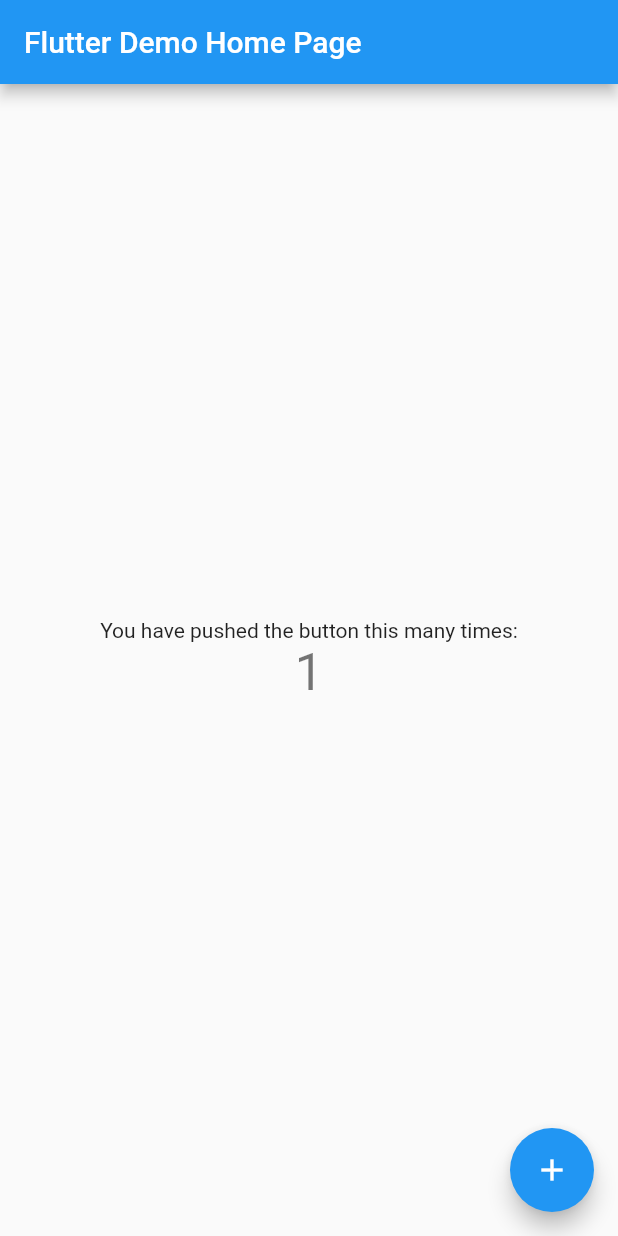
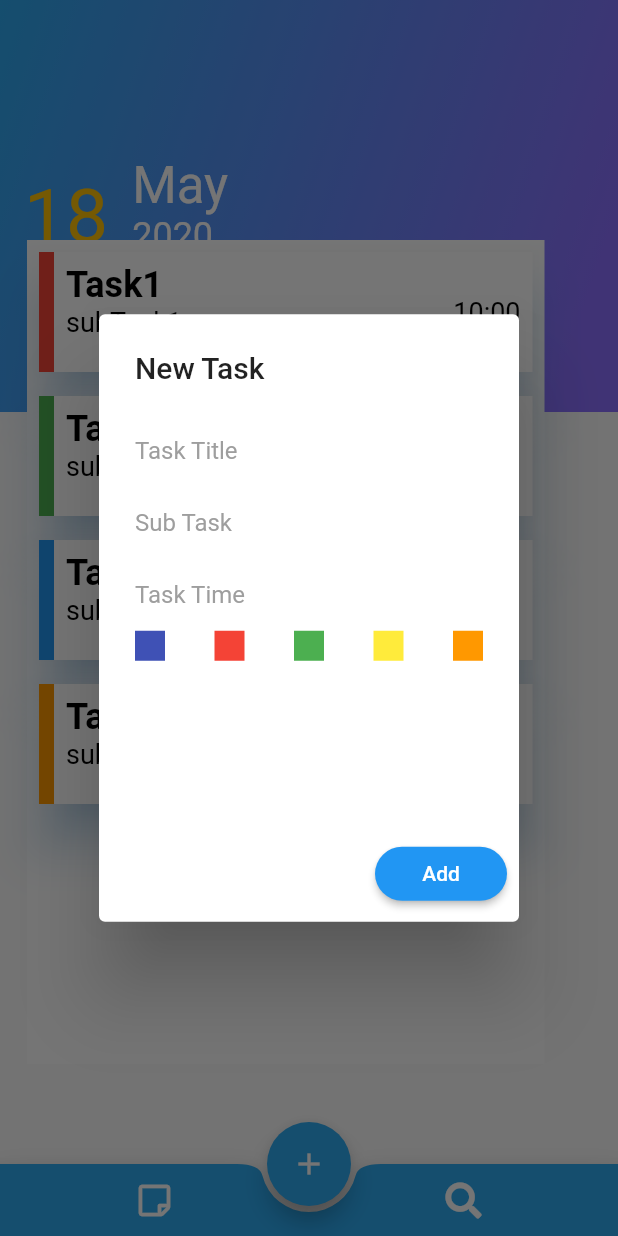
Before and after one commit to vinayakusername/FlutterHealthTechApp, a Flutter app: the MyHomePage screen opened directly, after a tap on the "add" icon, on a phone screen of 412 x 824 dp. Run offline on Flutter 3.47's test engine with Material 2 defaults, Android fonts, the phone set to English and light mode, and no system bars; our stand-ins replace font_awesome_flutter.

Commit message:
files Updated

```diff
--- a/lib/main.dart
+++ b/lib/main.dart
@@ -1,4 +1,5 @@
 import 'package:flutter/material.dart';
+import 'package:health_tech_app1/views/widget_HomePage.dart';
 
 void main() => runApp(MyApp());
 
@@ -9,103 +10,10 @@ class MyApp extends StatelessWidget {
     return MaterialApp(
       title: 'Flutter Demo',
       theme: ThemeData(
-        // This is the theme of your application.
-        //
-        // Try running your application with "flutter run". You'll see the
-        // application has a blue toolbar. Then, without quitting the app, try
-        // changing the primarySwatch below to Colors.green and then invoke
-        // "hot reload" (press "r" in the console where you ran "flutter run",
-        // or simply save your changes to "hot reload" in a Flutter IDE).
-        // Notice that the counter didn't reset back to zero; the application
-        // is not restarted.
+
         primarySwatch: Colors.blue,
       ),
-      home: MyHomePage(title: 'Flutter Demo Home Page'),
+      home: MyHomePage(title: 'Flutter Dismissible Widget'),
     );
   }
 }
-
-class MyHomePage extends StatefulWidget {
-  MyHomePage({Key key, this.title}) : super(key: key);
-
-  // This widget is the home page of your application. It is stateful, meaning
-  // that it has a State object (defined below) that contains fields that affect
-  // how it looks.
-
-  // This class is the configuration for the state. It holds the values (in this
-  // case the title) provided by the parent (in this case the App widget) and
-  // used by the build method of the State. Fields in a Widget subclass are
-  // always marked "final".
-
-  final String title;
-
-  @override
-  _MyHomePageState createState() => _MyHomePageState();
-}
-
-class _MyHomePageState extends State<MyHomePage> {
-  int _counter = 0;
-
-  void _incrementCounter() {
-    setState(() {
-      // This call to setState tells the Flutter framework that something has
-      // changed in this State, which causes it to rerun the build method below
-      // so that the display can reflect the updated values. If we changed
-      // _counter without calling setState(), then the build method would not be
-      // called again, and so nothing would appear to happen.
-      _counter++;
-    });
-  }
-
-  @override
-  Widget build(BuildContext context) {
-    // This method is rerun every time setState is called, for instance as done
-    // by the _incrementCounter method above.
-    //
-    // The Flutter framework has been optimized to make rerunning build methods
-    // fast, so that you can just rebuild anything that needs updating rather
-    // than having to individually change instances of widgets.
-    return Scaffold(
-      appBar: AppBar(
-        // Here we take the value from the MyHomePage object that was created by
-        // the App.build method, and use it to set our appbar title.
-        title: Text(widget.title),
-      ),
-      body: Center(
-        // Center is a layout widget. It takes a single child and positions it
-        // in the middle of the parent.
-        child: Column(
-          // Column is also a layout widget. It takes a list of children and
-          // arranges them vertically. By default, it sizes itself to fit its
-          // children horizontally, and tries to be as tall as its parent.
-          //
-          // Invoke "debug painting" (press "p" in the console, choose the
-          // "Toggle Debug Paint" action from the Flutter Inspector in Android
-          // Studio, or the "Toggle Debug Paint" command in Visual Studio Code)
-          // to see the wireframe for each widget.
-          //
-          // Column has various properties to control how it sizes itself and
-          // how it positions its children. Here we use mainAxisAlignment to
-          // center the children vertically; the main axis here is the vertical
-          // axis because Columns are vertical (the cross axis would be
-          // horizontal).
-          mainAxisAlignment: MainAxisAlignment.center,
-          children: <Widget>[
-            Text(
-              'You have pushed the button this many times:',
-            ),
-            Text(
-              '$_counter',
-              style: Theme.of(context).textTheme.display1,
-            ),
-          ],
-        ),
-      ),
-      floatingActionButton: FloatingActionButton(
-        onPressed: _incrementCounter,
-        tooltip: 'Increment',
-        child: Icon(Icons.add),
-      ), // This trailing comma makes auto-formatting nicer for build methods.
-    );
-  }
-}
--- /dev/null
+++ b/lib/views/widget_HomePage.dart
@@ -0,0 +1,425 @@
+import 'package:flutter/material.dart';
+import 'package:font_awesome_flutter/font_awesome_flutter.dart';
+import 'package:health_tech_app1/views/widget_Task.dart';
+
+class MyHomePage extends StatefulWidget {
+  MyHomePage({Key key, this.title}) : super(key: key);
+
+
+  final String title;
+
+  @override
+  _MyHomePageState createState() => _MyHomePageState();
+}
+
+class _MyHomePageState extends State<MyHomePage> {
+
+  final List<Task> task = new List();
+
+
+  @override
+  void initState()
+  {
+    super.initState();
+       setState(()
+       {
+         task.add(new Task("Task1","subTask1","10:00",Colors.red));
+         task.add(new Task("Task2","subTask2","11:00",Colors.green));
+         task.add(new Task("Task3","subTask3","12:00",Colors.blue));
+         task.add(new Task("Task4","subTask4","13:00",Colors.orange));
+       });
+  }
+
+  @override
+  Widget build(BuildContext context) {
+
+    return Scaffold(
+     body:Container(
+
+       width:MediaQuery.of(context).size.width,
+       height: MediaQuery.of(context).size.height,
+
+       child: Stack(
+         children: <Widget>
+         [
+            Positioned(
+              child: Container
+              (
+                width: MediaQuery.of(context).size.width,
+                height: MediaQuery.of(context).size.height/3,
+                decoration: BoxDecoration
+                (
+                  color: Color(0xff5a348b),
+                  gradient: LinearGradient(
+                    colors: [Color(0xff8b70fe),Color(0xff2da9ef)],
+                    begin: Alignment.centerRight,
+                    end: Alignment(-1.0, -1.0),
+                    ),
+                ),
+                child: _myHeaderContent(),
+              ),
+
+              ),
+
+          Positioned(
+            top: 160,
+            left: 18.0,
+            child: Container(
+               color: Colors.white,
+               width: 345.0,
+               height: MediaQuery.of(context).size.height/1.5,
+               child: ListView.builder(
+                 itemCount: task.length,
+                 itemBuilder: (context,position){
+
+                            return Dismissible(
+                              key: Key(task[position].toString()),
+                              background: _myHiddenContainer(task[position].taskStatus),
+                              child: _myListContainer(task[position].taskName,task[position].subTask,
+                                                      task[position].taskTime,task[position].taskStatus),
+
+                              onDismissed: (direction)
+                              {
+                                if(direction==DismissDirection.startToEnd)
+                                {
+                                  Scaffold.of(context).showSnackBar(
+                                    SnackBar(content:Text('Delete')));
+
+                                if(task.contains(task.removeAt(position)))
+                                {
+                                  setState(() {
+                                    task.remove(task.removeAt(position));
+                                  });
+                                }
+                                }
+                                else
+                                {
+                                  if(direction==DismissDirection.endToStart)
+                                  {
+                                    Scaffold.of(context).showSnackBar(
+                                      SnackBar(content: Text('Archive'),
+                                      ));
+                                  }
+                                }
+                              },
+                              );
+                 }),
+            ),
+            ),
+         ],
+       ),
+     ),
+
+     floatingActionButton: new FloatingActionButton(
+       backgroundColor: Color(0xff2da9ef),
+       foregroundColor: Color(0xffffffff),
+       tooltip: 'Increment',
+       child: new Icon(Icons.add),
+        onPressed: ()
+        {
+              showDialog
+              (
+                context: context,
+                builder:(BuildContext context)
+                {
+                  final taskval = TextEditingController();
+                  final subval = TextEditingController();
+                  final tasktime = TextEditingController();
+
+                  Color taskcolor;
+
+                  return AlertDialog
+                  (
+                        title: Text('New Task'),
+                        content: Container
+                        (
+                          height: 250.0,
+                          child: Column
+                          (
+                              children: <Widget>
+                              [
+                                Container
+                                (
+                                   child: TextField
+                                   (
+                                     controller: taskval,
+                                     textAlign: TextAlign.left,
+                                     decoration: InputDecoration
+                                     (
+                                        border: InputBorder.none,
+                                        hintText: 'Task Title',
+                                        hintStyle: TextStyle(color:Colors.grey),
+                                     ),
+                                   ),
+                                ),
+
+                                Container
+                                (
+                                   child: TextField
+                                   (
+                                     controller: subval,
+                                     textAlign: TextAlign.left,
+                                     decoration: InputDecoration
+                                     (
+                                        border: InputBorder.none,
+                                        hintText: 'Sub Task',
+                                        hintStyle: TextStyle(color:Colors.grey),
+                                     ),
+                                   ),
+                                ),
+
+                                Container
+                                (
+                                   child: TextField
+                                   (
+                                     controller: tasktime,
+                                     textAlign: TextAlign.left,
+                                     decoration: InputDecoration
+                                     (
+                                        border: InputBorder.none,
+                                        hintText: 'Task Time',
+                                        hintStyle: TextStyle(color:Colors.grey),
+                                     ),
+                                   ),
+                                ),
+
+                                Container
+                                (
+                                    child: Row
+                                    (
+                                      mainAxisAlignment: MainAxisAlignment.spaceBetween,
+                                      children: <Widget>
+                                      [
+                                        GestureDetector
+                                        (
+                                          onTap: (){taskcolor = Colors.indigo;},
+                                          child:Container
+                                          (
+                                              width: 20.0,
+                                              height: 20.0,
+                                              color: Colors.indigo,
+                                          ),
+                                        ),
+
+                                         GestureDetector
+                                        (
+                                          onTap: (){taskcolor = Colors.red;},
+                                          child:Container
+                                          (
+                                              width: 20.0,
+                                              height: 20.0,
+                                              color: Colors.red,
+                                          ),
+                                        ),
+
+                                         GestureDetector
+                                        (
+                                          onTap: (){taskcolor = Colors.green;},
+                                          child:Container
+                                          (
+                                              width: 20.0,
+                                              height: 20.0,
+                                              color: Colors.green,
+                                          ),
+                                        ),
+                                         GestureDetector
+                                        (
+                                          onTap: (){taskcolor = Colors.yellow;},
+                                          child:Container
+                                          (
+                                              width: 20.0,
+                                              height: 20.0,
+                                              color: Colors.yellow,
+                                          ),
+                                        ),
+
+                                         GestureDetector
+                                        (
+                                          onTap: (){taskcolor = Colors.orange;},
+                                          child:Container
+                                          (
+                                              width: 20.0,
+                                              height: 20.0,
+                                              color: Colors.orange,
+                                          ),
+                                        ),
+                                      ],
+                                    ),
+                                ),
+                              ],
+                          ),
+                          ),
+
+
+                        actions: <Widget>
+                        [
+                          RaisedButton
+                          (
+                            shape: RoundedRectangleBorder(borderRadius: BorderRadius.circular(30.0)),
+                            color: Colors.blue,
+                            child: Text('Add',style: TextStyle(color:Colors.white),),
+                            onPressed: ()
+                            {
+                              setState(() {
+                                task.add(new Task(taskval.text,subval.text,tasktime.text,taskcolor));
+                              });
+                              Navigator.pop(context);
+                            }
+                          ),
+                        ],
+                  );
+                }
+              );
+        },
+
+       ),
+
+      floatingActionButtonLocation: FloatingActionButtonLocation.centerDocked,
+      bottomNavigationBar: BottomAppBar(
+        color: Color(0xff2da9ef),
+        shape: CircularNotchedRectangle(),
+        child: Row(
+              mainAxisSize: MainAxisSize.max,
+              mainAxisAlignment: MainAxisAlignment.spaceAround,
+              children: <Widget>[
+                IconButton(
+                  icon: Icon(FontAwesomeIcons.stickyNote),
+                  color: Colors.white,
+                  onPressed: (){}
+                  ),
+
+                IconButton(
+                  icon: Icon(FontAwesomeIcons.search),
+                  color: Colors.white,
+                  onPressed: (){},
+                  )
+              ],
+        ),
+      ),
+    );
+  }
+
+  Widget _myHiddenContainer(Color taskColor){
+    return Container
+              (
+                height: MediaQuery.of(context).size.height,
+                color: taskColor,
+                child: Row(
+                  mainAxisAlignment: MainAxisAlignment.spaceBetween,
+                  children: <Widget>
+                  [
+                       Align(
+                          alignment: Alignment.centerLeft,
+                          child: IconButton(
+                            icon: Icon(FontAwesomeIcons.solidTrashAlt),
+                            color: Colors.white,
+                            onPressed: (){
+                              setState(() {
+
+                              });
+                            }
+                            ),
+                       ),
+
+                        Align(
+                          alignment: Alignment.centerRight,
+                          child: IconButton(
+                            icon: Icon(FontAwesomeIcons.archive),
+                            color: Colors.white,
+                            onPressed: (){
+                              setState(() {
+
+                              });
+                            }
+                            ),
+                       ),
+                  ],
+                ),
+              );
+  }
+  Widget _myListContainer(String taskName, String subTask,String taskTime,Color taskColor){
+
+         return Padding(
+           padding: const EdgeInsets.all(8.0),
+           child:Container(
+             height: 80.0,
+             child: Material(
+               color:Colors.white,
+               elevation:14.0,
+               shadowColor: Color(0x802196f3),
+               child: Container(
+                 child: Row(
+                   children: <Widget>[
+
+                     Container(
+                       height: 80.0,
+                       width: 10.0,
+                       color: taskColor,
+                     ),
+
+                     Expanded(
+                       child: Padding(
+                         padding: const EdgeInsets.all(8.0),
+                         child: Column(
+                           mainAxisAlignment: MainAxisAlignment.start,
+                           children: <Widget>[
+                             Align(
+                               alignment: Alignment.topLeft,
+                               child: Container(
+                                    child: Text(taskName,style:
+                                     TextStyle(fontSize:24.0,
+                                              color:Colors.black,
+                                              fontWeight: FontWeight.bold
+                                              ),
+                                              ),
+                               ),
+                             ),
+
+                              Align(
+                               alignment: Alignment.topLeft,
+                               child: Container(
+                                    child: Text(subTask,style:
+                                     TextStyle(fontSize:18.0,
+                                              color:Colors.black,
+
+                                              ),
+                                              ),
+                               ),
+                             ),
+                           ],
+                         ),
+                         ),
+                       ),
+
+                       Align(
+                        alignment: Alignment.centerRight,
+                        child: Padding(
+                          padding: const EdgeInsets.all(8.0),
+                          child: Container(
+                            child:Text(taskTime,style:TextStyle(color:Colors.black,fontSize:18.0,))
+                          ),
+                          ),
+                       ),
+
+                   ],
+                 ),
+               ),
+             ),
+
+           ),
+           );
+
+  }
+
+  Widget _myHeaderContent()
+  {
+       return Align
+       (
+          child: ListTile(
+            leading: Text('18',style: TextStyle(fontSize: 50.0,color:Colors.amber),),
+            title: Text('May',style: TextStyle(fontSize:34.0,color:Colors.white),),
+            subtitle: Text('2020',style:TextStyle(fontSize:24.0,color:Colors.white)),
+          ),
+       );
+  }
+}
--- /dev/null
+++ b/lib/views/widget_Task.dart
@@ -0,0 +1,11 @@
+import 'dart:ui';
+import 'package:flutter/material.dart';
+
+class Task
+{
+   final String taskName,taskTime,subTask;
+   final Color taskStatus;
+
+   Task(this.taskName,this.subTask,this.taskTime,this.taskStatus);
+
+}
--- a/pubspec.yaml
+++ b/pubspec.yaml
@@ -23,7 +23,7 @@ dependencies:
   # The following adds the Cupertino Icons font to your application.
   # Use with the CupertinoIcons class for iOS style icons.
   cupertino_icons: ^0.1.2
-
+  font_awesome_flutter: ^8.2.0
 dev_dependencies:
   flutter_test:
     sdk: flutter
```
Also changed, not shown: lib/views/widget_AddTaskPage.dart (added), pubspec.lock.
